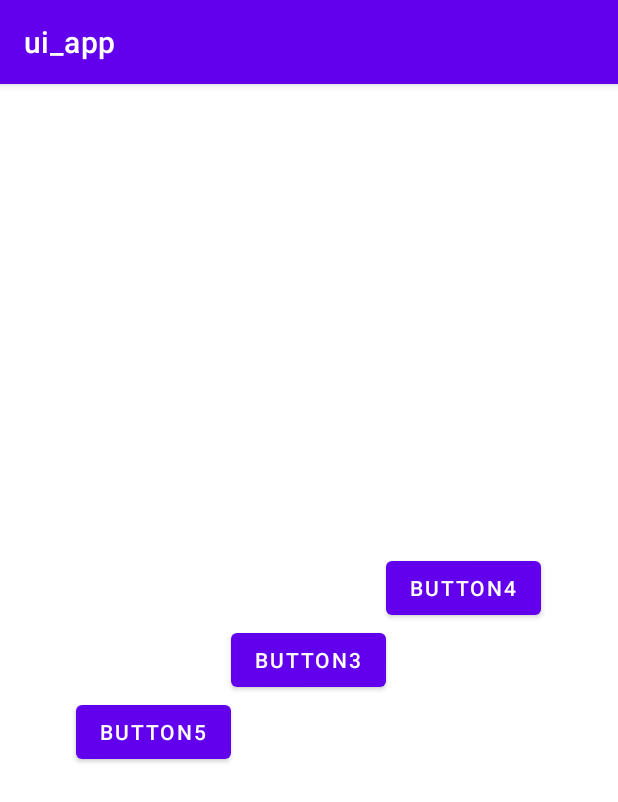
After one commit to gjwhhhh/android_learn, an Android app: the RelativeLayout screen opened directly, with no data from a screen before it, on a phone screen of 412 x 824 dp. The commit adds this screen. Shown: the top 802 px of the screen. Run offline under Robolectric (Android 15) with nearby library versions, the phone set to English and light mode, and no system bars.

```diff
--- a/ui_app/build.gradle
+++ b/ui_app/build.gradle
@@ -35,4 +35,6 @@ dependencies {
     testImplementation 'junit:junit:4.13.2'
     androidTestImplementation 'androidx.test.ext:junit:1.1.3'
     androidTestImplementation 'androidx.test.espresso:espresso-core:3.4.0'
+    //引入百分比布局  参考 https://blog.csdn.net/qq_21331159/article/details/114024546
+    implementation 'androidx.percentlayout:percentlayout:1.0.0'
 }
--- a/ui_app/src/main/java/com/example/ui_app/MainActivity.java
+++ b/ui_app/src/main/java/com/example/ui_app/MainActivity.java
@@ -1,5 +1,6 @@
 package com.example.ui_app;
 
+import androidx.appcompat.app.ActionBar;
 import androidx.appcompat.app.AlertDialog;
 import androidx.appcompat.app.AppCompatActivity;
 
@@ -23,6 +24,11 @@ public class MainActivity extends AppCompatActivity implements View.OnClickListe
     protected void onCreate(Bundle savedInstanceState) {
         super.onCreate(savedInstanceState);
         setContentView(R.layout.activity_main);
+        /*ActionBar actionBar = getSupportActionBar();
+        if(actionBar!=null){
+            actionBar.hide();
+        }*/
+
         Button button = (Button) findViewById(R.id.button);
         imageView = (ImageView)findViewById(R.id.image_view);
         editText = (EditText)findViewById(R.id.edit_text);
--- /dev/null
+++ b/ui_app/src/main/java/com/example/ui_app/RelativeLayout.java
@@ -0,0 +1,14 @@
+package com.example.ui_app;
+
+import androidx.appcompat.app.AppCompatActivity;
+
+import android.os.Bundle;
+
+public class RelativeLayout extends AppCompatActivity {
+
+    @Override
+    protected void onCreate(Bundle savedInstanceState) {
+        super.onCreate(savedInstanceState);
+        setContentView(R.layout.activity_relative_layout);
+    }
+}
--- a/ui_app/src/main/res/layout/activity_main.xml
+++ b/ui_app/src/main/res/layout/activity_main.xml
@@ -2,7 +2,8 @@
 <LinearLayout xmlns:android="http://schemas.android.com/apk/res/android"
     android:layout_width="match_parent"
     android:layout_height="match_parent"
-    android:orientation="vertical">
+    android:orientation="horizontal">
+<!--    <include layout="@layout/title"/>-->
 
     <TextView
         android:id="@+id/text_view"
--- /dev/null
+++ b/ui_app/src/main/res/layout/activity_relative_layout.xml
@@ -0,0 +1,40 @@
+<?xml version="1.0" encoding="utf-8"?>
+<RelativeLayout xmlns:android="http://schemas.android.com/apk/res/android"
+    android:layout_width="match_parent"
+    android:layout_height="match_parent"
+    >
+   <!-- <Button
+        android:layout_width="wrap_content"
+        android:layout_height="wrap_content"
+        android:layout_alignParentLeft="true"
+        android:layout_alignParentTop="true"
+        />
+    <Button
+        android:layout_width="wrap_content"
+        android:layout_height="wrap_content"
+        android:layout_alignParentRight="true"
+        android:layout_alignParentBottom="true"
+        />-->
+
+    <Button
+        android:id="@+id/button3"
+        android:layout_width="wrap_content"
+        android:layout_height="wrap_content"
+        android:layout_centerInParent="true"
+        android:text="button3"/>
+    <Button
+        android:id="@+id/button4"
+        android:layout_width="wrap_content"
+        android:layout_height="wrap_content"
+        android:layout_above="@+id/button3"
+        android:layout_toRightOf="@+id/button3"
+        android:text="button4"/>
+    <Button
+        android:id="@+id/button5"
+        android:layout_width="wrap_content"
+        android:layout_height="wrap_content"
+        android:layout_below="@+id/button3"
+        android:layout_toLeftOf="@+id/button3"
+        android:text="button5"/>
+
+</RelativeLayout>
```
Also changed, not shown: ui_app/src/main/AndroidManifest.xml (+9 -0 lines), ui_app/src/main/java/com/example/ui_app/LinearLayout.java (added, +14 -0 lines), ui_app/src/main/java/com/example/ui_app/percentLayout.java (added, +14 -0 lines), ui_app/src/main/res/layout/activity_linear_layout.xml (added, +37 -0 lines), ui_app/src/main/res/layout/activity_percent_layout.xml (added, +20 -0 lines), ui_app/src/main/res/layout/title.xml (added, +34 -0 lines).
